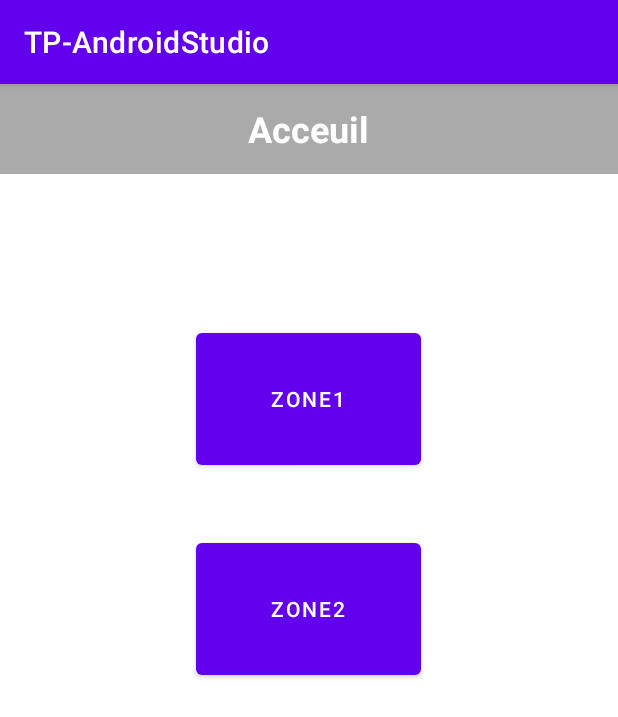
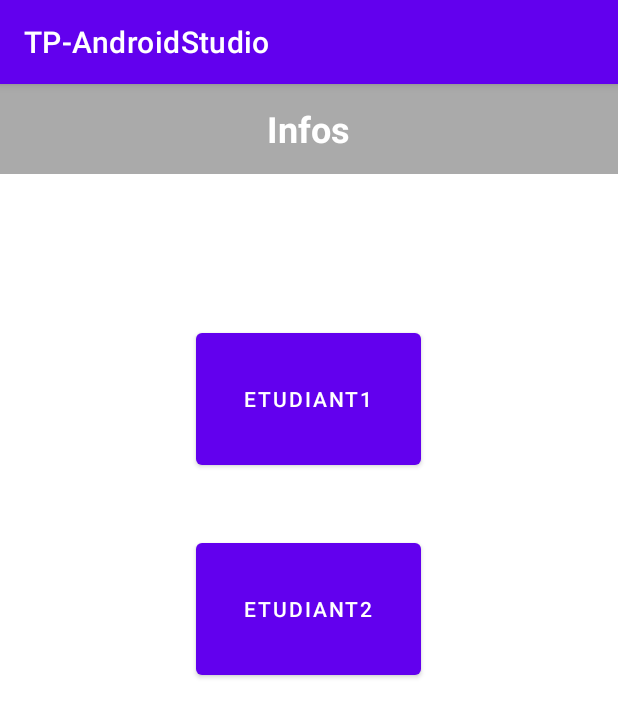
Before and after one commit to MexyzML/ProjetAndroid, an Android app: the screen it shows after launch (HomeActivity before the commit, GroupActivity after it), after a tap on "ZONE1", on a phone screen of 412 x 824 dp. Shown: the top 717 px of the screen. Run offline under Robolectric (Android 15) with nearby library versions, the phone set to English and light mode, and no system bars.

Commit message:
Ajout GroupActivity

```diff
--- a/app/src/main/AndroidManifest.xml
+++ b/app/src/main/AndroidManifest.xml
@@ -13,6 +13,8 @@
         android:supportsRtl="true"
         android:theme="@style/Theme.TPAndroidStudio">
         <activity android:name=".HomeActivity"/>
+        <activity android:name=".GroupActivity"/>
+
         <activity android:name=".SplashActivity">
 
             <intent-filter>
--- a/app/src/main/java/com/cours/tp_androidstudio/GroupActivity.java
+++ b/app/src/main/java/com/cours/tp_androidstudio/GroupActivity.java
@@ -1,4 +1,29 @@
 package com.cours.tp_androidstudio;
 
-public class GroupActivity {
+import android.content.Intent;
+import android.os.Bundle;
+import android.view.View;
+
+public class GroupActivity extends MainActivity implements View.OnClickListener {
+
+
+    public static void displayActivity(HomeActivity activity) {
+        Intent intent = new Intent(activity,GroupActivity.class);
+        activity.startActivity(intent);
+    }
+
+    @Override
+    protected void onCreate(Bundle savedInstanceState) {
+        super.onCreate(savedInstanceState);
+        setContentView(R.layout.activity_group);
+        setTitle("Infos");
+
+        findViewById(R.id.buttonEtudiant1).setOnClickListener(this);
+        findViewById(R.id.buttonEtudiant2).setOnClickListener(this);
+    }
+
+    @Override
+    public void onClick(View v) {
+
+    }
 }
--- a/app/src/main/java/com/cours/tp_androidstudio/HomeActivity.java
+++ b/app/src/main/java/com/cours/tp_androidstudio/HomeActivity.java
@@ -25,5 +25,13 @@ public class HomeActivity extends MainActivity implements View.OnClickListener {
     @Override
     public void onClick(View v) {
 
+        switch (v.getId()) {
+            case R.id.buttonZone1:
+                GroupActivity.displayActivity(this);
+                break;
+            //case R.id.buttonEspace:
+            //  ImageActivity.displayActivity(this,urlEspace,"Espace");
+            //  break;
+        }
     }
 }
--- a/app/src/main/res/layout/activity_group.xml
+++ b/app/src/main/res/layout/activity_group.xml
@@ -1,6 +1,29 @@
 <?xml version="1.0" encoding="utf-8"?>
-<androidx.constraintlayout.widget.ConstraintLayout
-    xmlns:android="http://schemas.android.com/apk/res/android" android:layout_width="match_parent"
-    android:layout_height="match_parent">
+<LinearLayout
+    android:orientation="vertical"
+    xmlns:android="http://schemas.android.com/apk/res/android"
+    xmlns:tools="http://schemas.android.com/tools"
+    android:layout_width="match_parent"
+    android:layout_height="match_parent"
+    tools:context=".GroupActivity">
+    <include
+        android:layout_width="match_parent"
+        android:layout_height="wrap_content"
+        layout="@layout/layout_header"/>
 
-</androidx.constraintlayout.widget.ConstraintLayout>
+    <Button
+        android:id="@+id/buttonEtudiant1"
+        android:layout_width="150dp"
+        android:layout_height="100dp"
+        android:layout_gravity="center_horizontal"
+        android:layout_marginTop="100dp"
+        android:text="Etudiant1" />
+
+    <Button
+        android:id="@+id/buttonEtudiant2"
+        android:layout_width="150dp"
+        android:layout_height="100dp"
+        android:layout_gravity="center_horizontal"
+        android:layout_marginTop="40dp"
+        android:text="Etudiant2" />
+</LinearLayout>
```
